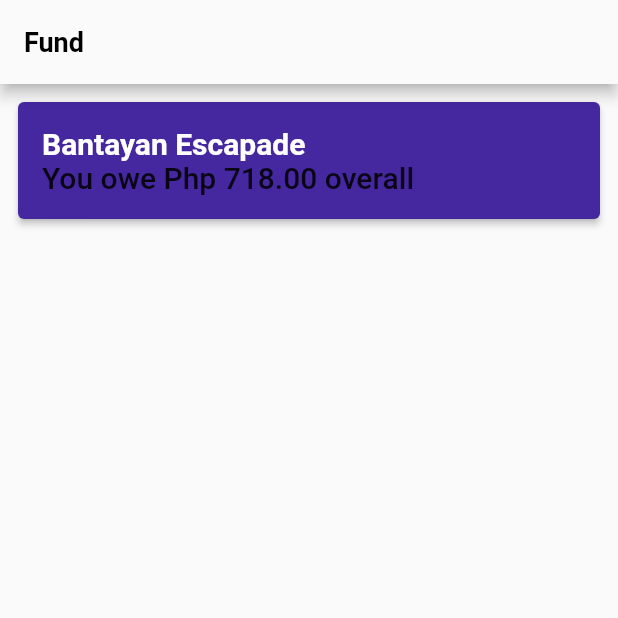
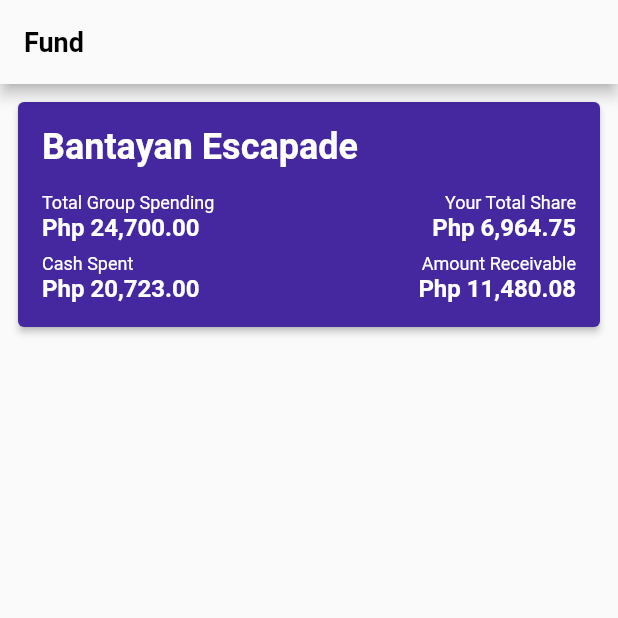
Before and after one commit to poolGolez/project-galois, a Flutter app: the screen it shows after launch, on a phone screen of 412 x 824 dp, the top half of it. Run offline on Flutter 3.47's test engine with Material 2 defaults, Android fonts, the phone set to English and light mode, and no system bars.

Commit message:
Add details on fund card

```diff
--- a/lib/app/pages/fund/show.page.dart
+++ b/lib/app/pages/fund/show.page.dart
@@ -13,14 +13,6 @@ class ShowFundPage extends StatefulWidget {
 }
 
 class _ShowFundPageState extends State<ShowFundPage> {
-  int _counter = 0;
-
-  void _incrementCounter() {
-    setState(() {
-      _counter++;
-    });
-  }
-
   @override
   Widget build(BuildContext context) {
     return Scaffold(
--- a/lib/app/widgets/fund/card.widget.dart
+++ b/lib/app/widgets/fund/card.widget.dart
@@ -23,11 +23,43 @@ class FundCardWidget extends StatelessWidget {
                 )
               ],
             ),
+            SizedBox(height: 16),
             Row(
               children: [
-                Text(
-                  'You owe Php 718.00 overall',
-                  style: Theme.of(context).textTheme.headline6,
+                Expanded(
+                  child: cardDetails(
+                    'Total Group Spending',
+                    'Php 24,700.00',
+                    CrossAxisAlignment.start,
+                  ),
+                ),
+                SizedBox(width: 8),
+                Expanded(
+                  child: cardDetails(
+                    'Your Total Share',
+                    'Php 6,964.75',
+                    CrossAxisAlignment.end,
+                  ),
+                ),
+              ],
+            ),
+            SizedBox(height: 8),
+            Row(
+              children: [
+                Expanded(
+                  child: cardDetails(
+                    'Cash Spent',
+                    'Php 20,723.00',
+                    CrossAxisAlignment.start,
+                  ),
+                ),
+                SizedBox(width: 8),
+                Expanded(
+                  child: cardDetails(
+                    'Amount Receivable',
+                    'Php 11,480.08',
+                    CrossAxisAlignment.end,
+                  ),
                 ),
               ],
             ),
@@ -36,4 +68,28 @@ class FundCardWidget extends StatelessWidget {
       ),
     );
   }
+
+  Column cardDetails(
+      String label, String amount, CrossAxisAlignment crossAlignment) {
+    return Column(
+      crossAxisAlignment: crossAlignment,
+      children: [
+        Text(
+          label,
+          style: TextStyle(
+            color: Colors.white,
+            fontSize: 12,
+          ),
+        ),
+        Text(
+          amount,
+          style: TextStyle(
+            color: Colors.white,
+            fontSize: 16,
+            fontWeight: FontWeight.bold,
+          ),
+        ),
+      ],
+    );
+  }
 }
--- a/lib/main.dart
+++ b/lib/main.dart
@@ -17,7 +17,7 @@ class MyApp extends StatelessWidget {
         visualDensity: VisualDensity.adaptivePlatformDensity,
         textTheme: TextTheme(
           headline1: Theme.of(context).textTheme.headline1.copyWith(
-                fontSize: 20,
+                fontSize: 24,
                 color: Colors.white,
                 fontWeight: FontWeight.bold,
               ),
```
